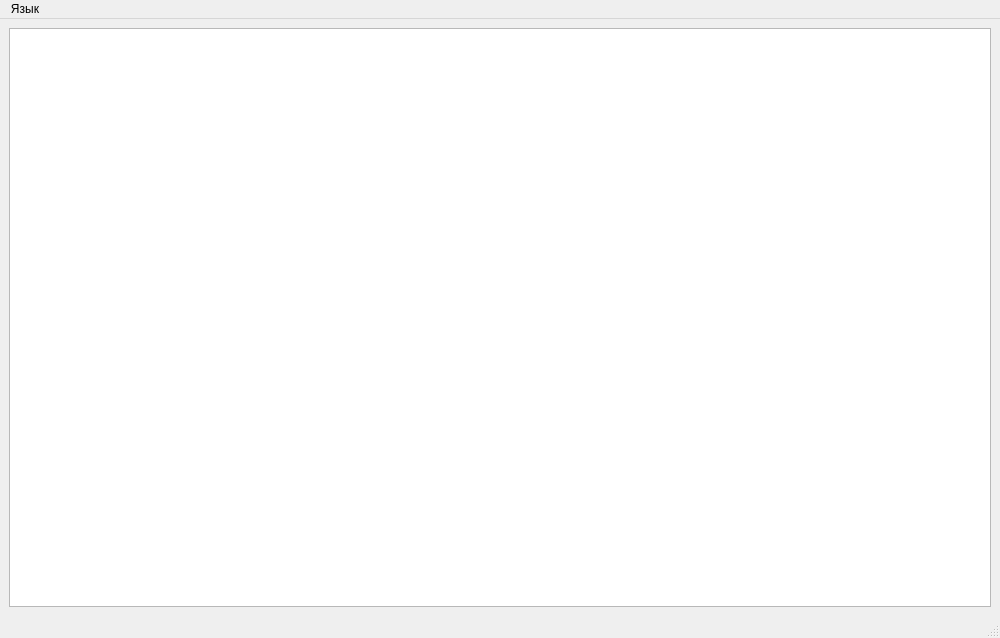
First picture: the form in Morze/studywindow.ui, repository akbarshar1pov/morze, before the edit.
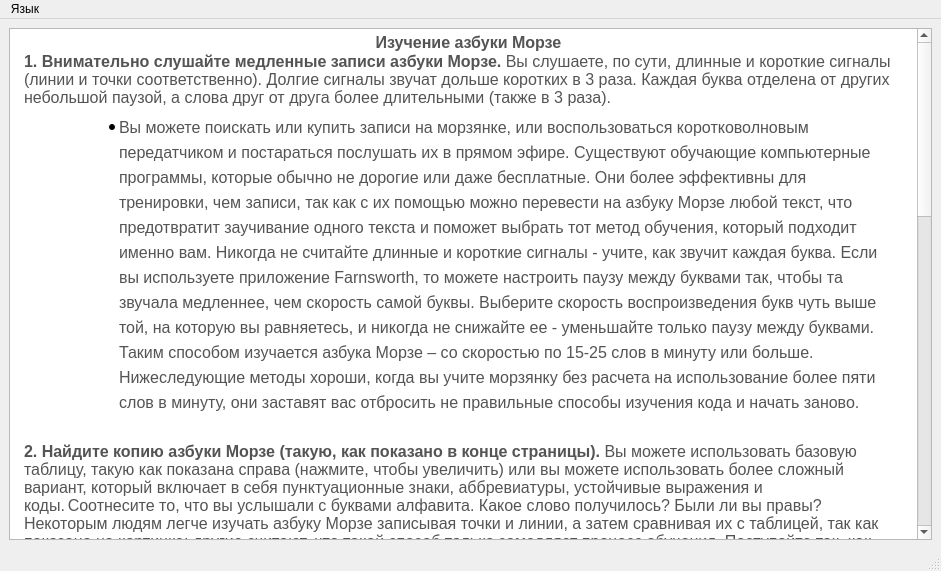
Second picture: the form after the edit.

The edit to the form file:
```diff
--- a/Morze/studywindow.ui
+++ b/Morze/studywindow.ui
@@ -6,8 +6,8 @@
    <rect>
     <x>0</x>
     <y>0</y>
-    <width>1000</width>
-    <height>638</height>
+    <width>941</width>
+    <height>571</height>
    </rect>
   </property>
   <property name="windowTitle">
@@ -37,7 +37,22 @@
 &lt;html&gt;&lt;head&gt;&lt;meta name=&quot;qrichtext&quot; content=&quot;1&quot; /&gt;&lt;style type=&quot;text/css&quot;&gt;
 p, li { white-space: pre-wrap; }
 &lt;/style&gt;&lt;/head&gt;&lt;body style=&quot; font-family:'MS Shell Dlg 2'; font-size:12pt; font-weight:400; font-style:normal;&quot;&gt;
-&lt;p align=&quot;justify&quot; style=&quot;-qt-paragraph-type:empty; margin-top:0px; margin-bottom:21px; margin-left:0px; margin-right:0px; -qt-block-indent:0; text-indent:0px; font-size:x-large; font-weight:600; background-color:#ffffff;&quot;&gt;&lt;br /&gt;&lt;/p&gt;&lt;/body&gt;&lt;/html&gt;</string>
+&lt;p align=&quot;center&quot; style=&quot; margin-top:0px; margin-bottom:0px; margin-left:10px; margin-right:0px; -qt-block-indent:0; text-indent:0px;&quot;&gt;&lt;span style=&quot; font-family:'Helvetica','Nimbus Sans L','Arial','Liberation Sans','sans-serif'; font-weight:600; color:#545454;&quot;&gt;Изучение азбуки Морзе&lt;/span&gt;&lt;/p&gt;
+&lt;p style=&quot; margin-top:0px; margin-bottom:0px; margin-left:10px; margin-right:0px; -qt-block-indent:0; text-indent:0px;&quot;&gt;&lt;span style=&quot; font-family:'Helvetica','Nimbus Sans L','Arial','Liberation Sans','sans-serif'; font-weight:600; color:#545454;&quot;&gt;1. &lt;/span&gt;&lt;span style=&quot; font-family:'inherit'; font-size:16px; font-weight:600; color:#545454;&quot;&gt;Внимательно слушайте медленные записи азбуки Морзе.&lt;/span&gt;&lt;span style=&quot; font-family:'Helvetica','Nimbus Sans L','Arial','Liberation Sans','sans-serif'; font-size:16px; color:#545454;&quot;&gt; Вы слушаете, по сути, длинные и короткие сигналы (линии и точки соответственно). Долгие сигналы звучат дольше коротких в 3 раза. Каждая буква отделена от других небольшой паузой, а слова друг от друга более длительными (также в 3 раза).&lt;/span&gt;&lt;/p&gt;
+&lt;ul style=&quot;margin-top: 0px; margin-bottom: 0px; margin-left: 0px; margin-right: 0px; -qt-list-indent: 1;&quot;&gt;&lt;li style=&quot; font-family:'inherit'; font-size:16px; color:#545454; background-color:#ffffff;&quot; style=&quot; margin-top:5px; margin-bottom:0px; margin-left:65px; margin-right:30px; -qt-block-indent:0; text-indent:0px; line-height:25px;&quot;&gt;&lt;span style=&quot; font-size:16px;&quot;&gt;Вы можете поискать или купить записи на морзянке, или воспользоваться коротковолновым передатчиком и постараться послушать их в прямом эфире. Существуют обучающие компьютерные программы, которые обычно не дорогие или даже бесплатные. Они более эффективны для тренировки, чем записи, так как с их помощью можно перевести на азбуку Морзе любой текст, что предотвратит заучивание одного текста и поможет выбрать тот метод обучения, который подходит именно вам. Никогда не считайте длинные и короткие сигналы - учите, как звучит каждая буква. Если вы используете приложение Farnsworth, то можете настроить паузу между буквами так, чтобы та звучала медленнее, чем скорость самой буквы. Выберите скорость воспроизведения букв чуть выше той, на которую вы равняетесь, и никогда не снижайте ее - уменьшайте только паузу между буквами. Таким способом изучается азбука Морзе – со скоростью по 15-25 слов в минуту или больше. Нижеследующие методы хороши, когда вы учите морзянку без расчета на использование более пяти слов в минуту, они заставят вас отбросить не правильные способы изучения кода и начать заново.&lt;/span&gt;&lt;/li&gt;&lt;/ul&gt;
+&lt;p style=&quot;-qt-paragraph-type:empty; margin-top:5px; margin-bottom:0px; margin-left:65px; margin-right:30px; -qt-block-indent:1; text-indent:0px; line-height:25px; font-family:'inherit'; font-size:16px; color:#545454; background-color:#ffffff;&quot;&gt;&lt;br /&gt;&lt;/p&gt;
+&lt;p style=&quot; margin-top:0px; margin-bottom:0px; margin-left:10px; margin-right:30px; -qt-block-indent:0; text-indent:0px;&quot;&gt;&lt;span style=&quot; font-family:'inherit'; font-size:16px; font-weight:600; color:#545454;&quot;&gt;2. Найдите копию азбуки Морзе (такую, как показано в конце страницы).&lt;/span&gt;&lt;span style=&quot; font-family:'Helvetica','Nimbus Sans L','Arial','Liberation Sans','sans-serif'; font-size:16px; color:#545454;&quot;&gt; Вы можете использовать базовую таблицу, такую как показана справа (нажмите, чтобы увеличить) или вы можете использовать более сложный вариант, который включает в себя пунктуационные знаки, аббревиатуры, устойчивые выражения и коды.&lt;/span&gt;&lt;span style=&quot; font-family:'inherit'; font-size:16px; color:#545454; vertical-align:super;&quot;&gt; &lt;/span&gt;&lt;span style=&quot; font-family:'Helvetica','Nimbus Sans L','Arial','Liberation Sans','sans-serif'; font-size:16px; color:#545454;&quot;&gt;Соотнесите то, что вы услышали с буквами алфавита. Какое слово получилось? Были ли вы правы?Некоторым людям легче изучать азбуку Морзе записывая точки и линии, а затем сравнивая их с таблицей, так как показано на картинке; другие считают, что такой способ только замедляет процесс обучения. Поступайте так, как вам больше нравиться. Если вы выберете способ, который не предполагает транскрипции записанных точек и линий, то вы можете использовать таблицу произношения, которая содержит звуки сигналов азбуки Морзе, таким образом, как вы их слышите.&lt;/span&gt;&lt;/p&gt;
+&lt;p style=&quot;-qt-paragraph-type:empty; margin-top:0px; margin-bottom:0px; margin-left:10px; margin-right:30px; -qt-block-indent:0; text-indent:0px; font-family:'Helvetica','Nimbus Sans L','Arial','Liberation Sans','sans-serif'; font-size:16px; color:#545454;&quot;&gt;&lt;br /&gt;&lt;/p&gt;
+&lt;p style=&quot; margin-top:0px; margin-bottom:0px; margin-left:10px; margin-right:30px; -qt-block-indent:0; text-indent:0px;&quot;&gt;&lt;span style=&quot; font-family:'Helvetica','Nimbus Sans L','Arial','Liberation Sans','sans-serif'; font-weight:600; color:#545454;&quot;&gt;3. &lt;/span&gt;&lt;span style=&quot; font-family:'inherit'; font-size:16px; font-weight:600; color:#545454;&quot;&gt;Произносите.&lt;/span&gt;&lt;span style=&quot; font-family:'Helvetica','Nimbus Sans L','Arial','Liberation Sans','sans-serif'; font-size:16px; color:#545454;&quot;&gt; Отрабатывайте перевод простых слов и предложений на азбуку Морзе. Вначале вы можете записать слово, затем озвучить его, но со временем вам надо постараться сразу проговаривать слово. Вот, к примеру, английское слово “cat”. &lt;/span&gt;&lt;/p&gt;
+&lt;p style=&quot; margin-top:0px; margin-bottom:0px; margin-left:10px; margin-right:30px; -qt-block-indent:0; text-indent:0px;&quot;&gt;&lt;span style=&quot; font-family:'Helvetica','Nimbus Sans L','Arial','Liberation Sans','sans-serif'; font-size:16px; color:#545454;&quot;&gt;Запишите его: &amp;quot;&lt;/span&gt;&lt;span style=&quot; font-family:'inherit'; font-size:16px; color:#545454;&quot;&gt;-.-.&amp;quot;   &amp;quot;.-&amp;quot;   &amp;quot;-&amp;quot;, &lt;/span&gt;&lt;span style=&quot; font-family:'Helvetica','Nimbus Sans L','Arial','Liberation Sans','sans-serif'; font-size:16px; color:#545454;&quot;&gt;после озвучьте слово (вы можете использовать кнопки на мобильном телефоне или озвучить с помощью голоса – именно этот способ, скорее всего, поможет вам скорее освоить азбуку Морзе). Чтобы произносить азбуку Морзе, вы должны помнить, что дит произносится с коротким «и» и глухой «т». Дах – это короткий звук. На английском языке слово “cat” произноситься как «дах-ди-дах-ди ди-дах дах». Как только вы освоитесь, выберите детскую книгу и постарайтесь перевести ее текст в азбуку Морзе, без записывания букв. Запишите себя и проиграйте запись после, чтобы проверить насколько правильно вы справились.&lt;/span&gt;&lt;/p&gt;
+&lt;ul style=&quot;margin-top: 0px; margin-bottom: 0px; margin-left: 0px; margin-right: 0px; -qt-list-indent: 1;&quot;&gt;&lt;li style=&quot; font-family:'inherit'; font-size:16px; color:#545454; background-color:#ffffff;&quot; style=&quot; margin-top:5px; margin-bottom:0px; margin-left:65px; margin-right:30px; -qt-block-indent:0; text-indent:0px; line-height:25px;&quot;&gt;&lt;span style=&quot; font-size:16px;&quot;&gt;Не забывайте про паузы. Каждую букву должны отделять паузы, по длине равные озвучке тире (т.е. в три раза дольше звучания точки). Каждое слово должно окружаться паузами, длина пауз - порядка 7 длин звучания точки. Чем лучше вы отработаете расстановку пауз, тем проще будет понять ваш код.&lt;/span&gt;&lt;/li&gt;&lt;/ul&gt;
+&lt;p style=&quot;-qt-paragraph-type:empty; margin-top:5px; margin-bottom:0px; margin-left:65px; margin-right:30px; -qt-block-indent:1; text-indent:0px; line-height:25px; font-family:'inherit'; font-size:16px; color:#545454; background-color:#ffffff;&quot;&gt;&lt;br /&gt;&lt;/p&gt;
+&lt;p style=&quot; margin-top:0px; margin-bottom:0px; margin-left:10px; margin-right:30px; -qt-block-indent:0; text-indent:0px;&quot;&gt;&lt;span style=&quot; font-family:'inherit'; font-size:16px; font-weight:600; color:#545454;&quot;&gt;4. Начните с запоминания самых простых букв.&lt;/span&gt;&lt;span style=&quot; font-family:'inherit'; font-size:16px; color:#545454; vertical-align:super;&quot;&gt; &lt;/span&gt;&lt;span style=&quot; font-family:'Helvetica','Nimbus Sans L','Arial','Liberation Sans','sans-serif'; font-size:16px; color:#545454;&quot;&gt;Если говорить про английский алфавит, то буква Т, обозначается как “-”, а буква Е, записывается как “.”. Буква М пишется как “- -”, а I - “. .”. Постепенно переходите к буквам, для записи которых требуется 3-4 символа точки или черточки подряд. Затем начните заучивать комбинации точек и линий, от простых к сложным. Самые сложные комбинации оставьте на изучение в последнюю очередь. К счастью к таким относятся самые редко используемые буквы (в английском языке это - Q, Y, X, и V), поэтому, как только вы поняли принцип построения букв в азбуке Морзе, то сфокусируйтесь на наиболее часто используемых буквах в начале. Обратите внимание, что в английском буквы E и T имеют самую короткую запись, а буквы K, Z, Q, и X имеют длинную форму записи.&lt;/span&gt;&lt;/p&gt;
+&lt;p style=&quot;-qt-paragraph-type:empty; margin-top:0px; margin-bottom:0px; margin-left:10px; margin-right:30px; -qt-block-indent:0; text-indent:0px; font-family:'Helvetica','Nimbus Sans L','Arial','Liberation Sans','sans-serif'; font-size:16px; color:#545454;&quot;&gt;&lt;br /&gt;&lt;/p&gt;
+&lt;p style=&quot; margin-top:0px; margin-bottom:0px; margin-left:10px; margin-right:30px; -qt-block-indent:0; text-indent:0px;&quot;&gt;&lt;span style=&quot; font-family:'Helvetica','Nimbus Sans L','Arial','Liberation Sans','sans-serif'; font-weight:600; color:#545454;&quot;&gt;5. &lt;/span&gt;&lt;span style=&quot; font-family:'inherit'; font-size:16px; font-weight:600; color:#545454;&quot;&gt;Создавайте ассоциации.&lt;/span&gt;&lt;span style=&quot; font-family:'Helvetica','Nimbus Sans L','Arial','Liberation Sans','sans-serif'; font-size:16px; color:#545454;&quot;&gt; Например, “п” - “пи-лаа-поо-ёт, пи-лаа-ноо-ет”. С учетом того, что в мире существует больше одного алфавита, а вы читаете эту статью на русском языке, то вам, скорее всего, интересны ассоциации, подходящие для символов русского алфавита. По этой причине мы не приводим в данном пункте варианты для латиницы. Вместо этого мы советуем вам изучить статью, обратив особое внимание на мнемоническую форму каждой буквы. Существуют мнемонические коды для запоминания азбуки Морзе, которые придуманы много лет назад; вы можете купить их или найти их в интернете.&lt;/span&gt;&lt;/p&gt;
+&lt;ul style=&quot;margin-top: 0px; margin-bottom: 0px; margin-left: 0px; margin-right: 0px; -qt-list-indent: 1;&quot;&gt;&lt;li style=&quot; font-family:'inherit'; font-size:16px; color:#545454; background-color:#ffffff;&quot; style=&quot; margin-top:5px; margin-bottom:0px; margin-left:65px; margin-right:30px; -qt-block-indent:0; text-indent:0px; line-height:25px;&quot;&gt;&lt;span style=&quot; font-size:16px;&quot;&gt;Если вы любите музыку, то попробуйте выстроить ассоциации между морзянкой и мелодиями, с которыми вы знакомы. Так, симфония №5 Бетховена и ее характерное начало (да-да-да-даааа) могут встать рядом с латинской буквой “V” или римской цифрой “5”. Кстати, не правда ли, “победная” мелодия? Во время Второй Мировой вещание BBC начиналось с этих 4 нот именно из-за их ассоциации с английским словом “victory”, (победа)!&lt;/span&gt;&lt;/li&gt;&lt;/ul&gt;
+&lt;p style=&quot;-qt-paragraph-type:empty; margin-top:5px; margin-bottom:0px; margin-left:65px; margin-right:30px; -qt-block-indent:1; text-indent:0px; line-height:25px; font-family:'inherit'; font-size:16px; color:#545454; background-color:#ffffff;&quot;&gt;&lt;br /&gt;&lt;/p&gt;
+&lt;p style=&quot; margin-top:0px; margin-bottom:0px; margin-left:10px; margin-right:30px; -qt-block-indent:0; text-indent:0px;&quot;&gt;&lt;span style=&quot; font-family:'inherit'; font-size:16px; font-weight:600; color:#545454;&quot;&gt;6. Получайте удовольствие от обучения.&lt;/span&gt;&lt;span style=&quot; font-family:'Helvetica','Nimbus Sans L','Arial','Liberation Sans','sans-serif'; font-size:16px; color:#545454;&quot;&gt; Хотите привлечь друзей в изучение? Научите их моргать по азбуке Морзе. И если, скажем, друг отведет вас на не удачное свидание вслепую, то вы можете проморгать ему “SOS”! Используйте азбуку Морзе, чтобы зашифровать свои секретные записи, или вести дневник или даже рассказывать пошлые шутки, чтобы никто кроме вас и ваших друзей этого их не понял! Отправьте кому-нибудь открытку с текстом на морзянке. Признайтесь на морзянке в любви (это очень романтично). В общем, веселитесь, делайте то, что вам нравится, используя для этого азбуку Морзе - и вы выучите ее гораздо быстрее.&lt;/span&gt;&lt;/p&gt;&lt;/body&gt;&lt;/html&gt;</string>
       </property>
      </widget>
     </item>
@@ -48,7 +63,7 @@
     <rect>
      <x>0</x>
      <y>0</y>
-     <width>1000</width>
+     <width>941</width>
      <height>26</height>
     </rect>
    </property>
```
